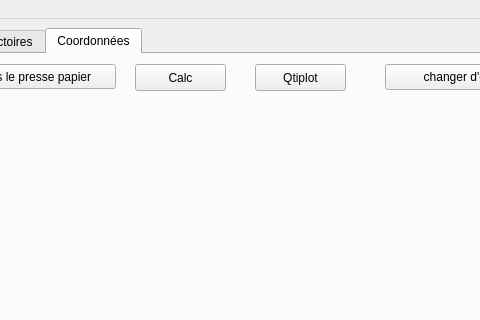
The window that src/pymecavideo.ui (rene-d/pymecavideo) describes before a commit, drawn with Qt 5; both pictures show x 206 to 686 and y 0 to 320 of the 820 by 611 pixel window.
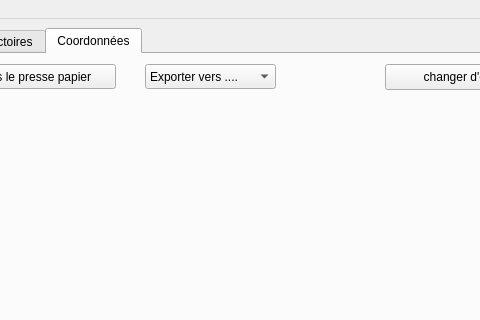
The same window after the commit. The open tabs and pages were chosen to show the change.

Commit message: modifié la façon d'exporter les données vers des applications, ajouté un support de threads

Patch:
```diff
--- a/src/pymecavideo.ui
+++ b/src/pymecavideo.ui
@@ -44,7 +44,7 @@
        <bool>true</bool>
       </property>
       <property name="currentIndex">
-       <number>0</number>
+       <number>2</number>
       </property>
       <widget class="QWidget" name="tab_acq">
        <attribute name="title">
@@ -1019,31 +1019,35 @@
          <string>changer d'échelle ?</string>
         </property>
        </widget>
-       <widget class="QPushButton" name="calcButton">
+       <widget class="QComboBox" name="exportCombo">
         <property name="geometry">
          <rect>
-          <x>330</x>
+          <x>340</x>
           <y>10</y>
-          <width>91</width>
-          <height>27</height>
+          <width>131</width>
+          <height>25</height>
          </rect>
         </property>
+        <item>
         <property name="text">
-         <string>Calc</string>
-        </property>
-       </widget>
-       <widget class="QPushButton" name="qtiplotButton">
-        <property name="geometry">
-         <rect>
-          <x>450</x>
-          <y>10</y>
-          <width>91</width>
-          <height>27</height>
-         </rect>
-        </property>
+          <string>Exporter vers ....</string>
+         </property>
+        </item>
+        <item>
+         <property name="text">
+          <string>Oo.o Calc</string>
+         </property>
+        </item>
+        <item>
         <property name="text">
          <string>Qtiplot</string>
         </property>
+        </item>
+        <item>
+         <property name="text">
+          <string>SciDAVis</string>
+         </property>
+        </item>
        </widget>
       </widget>
      </widget>
```
Lines whose indentation alone changed are shown as unchanged. The commit also changes 1 other file.
